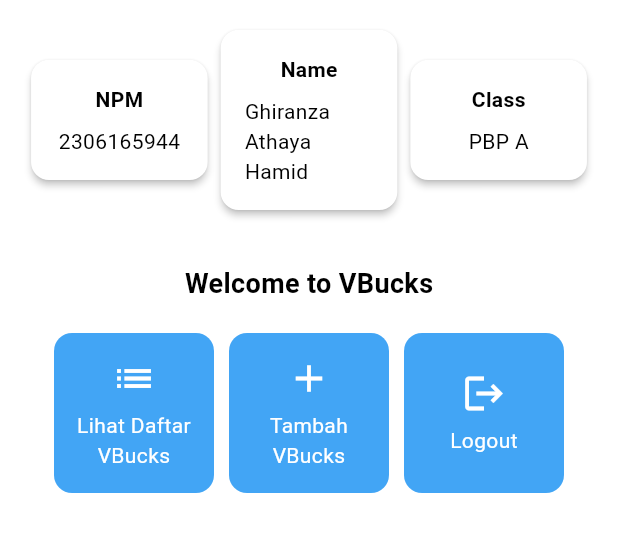
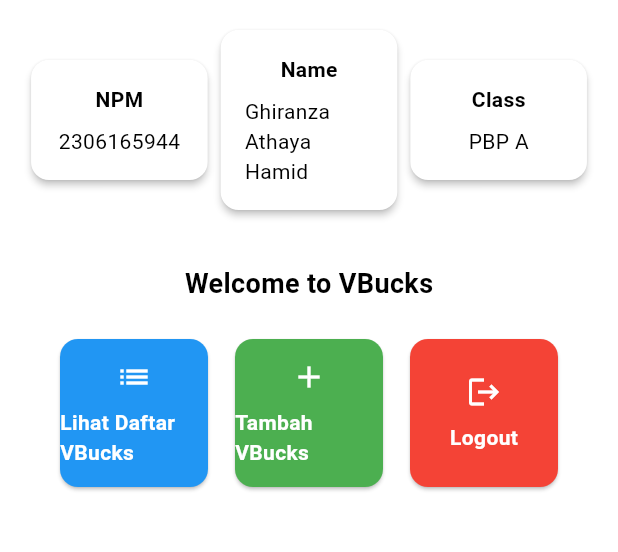
Before and after one commit to ghiranza/pbp-mobile-ecom, a Flutter app: the MyHomePage screen opened directly, on a phone screen of 412 x 824 dp, the part 84-636 px from its top. Run offline on Flutter 3.47's test engine with Material 3 defaults, Android fonts, the phone set to English and light mode, and no system bars; missing offline and left inert: pbp_django_auth.

Commit message:
clean up

```diff
--- a/lib/screens/menu.dart
+++ b/lib/screens/menu.dart
@@ -1,6 +1,5 @@
 import 'package:flutter/material.dart';
 import 'package:vbucks_store/widgets/left_drawer.dart';
-import 'package:vbucks_store/widgets/vbucks_cart.dart';
 
 class MyHomePage extends StatelessWidget {
   final String npm = '2306165944'; // NPM
@@ -83,9 +82,11 @@ class MyHomePage extends StatelessWidget {
                     // Agar grid menyesuaikan tinggi kontennya.
                     shrinkWrap: true,
                     // Menampilkan ItemCard untuk setiap item dalam list items.
-                    children: items.map((ItemHomepage item) {
-                      return ItemCard(item);
-                    }).toList(),
+                    children: [
+                      ItemCard(items[0], Colors.blue), // Tombol Lihat Daftar Produk
+                      ItemCard(items[1], Colors.green), // Tombol Tambah Produk
+                      ItemCard(items[2], Colors.red), // Tombol Logout
+                    ],
                   ),
                 ],
               ),
@@ -130,3 +131,47 @@ class InfoCard extends StatelessWidget {
     );
   }
 }
+
+class ItemCard extends StatelessWidget {
+  // Widget kartu item dengan warna latar belakang dan ikon.
+
+  final ItemHomepage item; // Item yang ditampilkan di kartu.
+  final Color color; // Warna latar belakang kartu.
+
+  const ItemCard(this.item, this.color, {super.key});
+
+  @override
+  Widget build(BuildContext context) {
+    return Card(
+      // Mengatur warna latar belakang kartu sesuai parameter color.
+      color: color,
+      child: InkWell(
+        onTap: () {
+          // Tambahkan logika aksi pada tombol di sini
+        },
+        child: Column(
+          mainAxisAlignment: MainAxisAlignment.center,
+          children: [
+            Icon(item.icon, color: Colors.white),
+            const SizedBox(height: 8.0),
+            Text(
+              item.title,
+              style: const TextStyle(
+                color: Colors.white,
+                fontWeight: FontWeight.bold,
+              ),
+            ),
+          ],
+        ),
+      ),
+    );
+  }
+}
+
+// Tambahkan class ItemHomepage jika belum ada
+class ItemHomepage {
+  final String title;
+  final IconData icon;
+
+  ItemHomepage(this.title, this.icon);
+}
```
